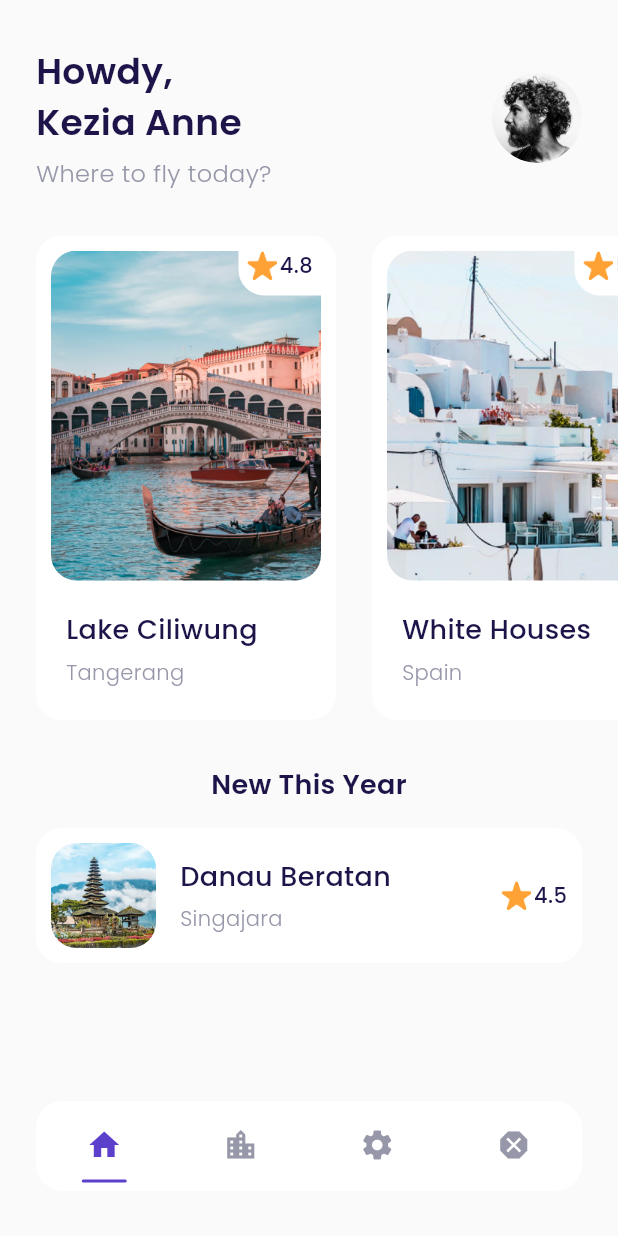
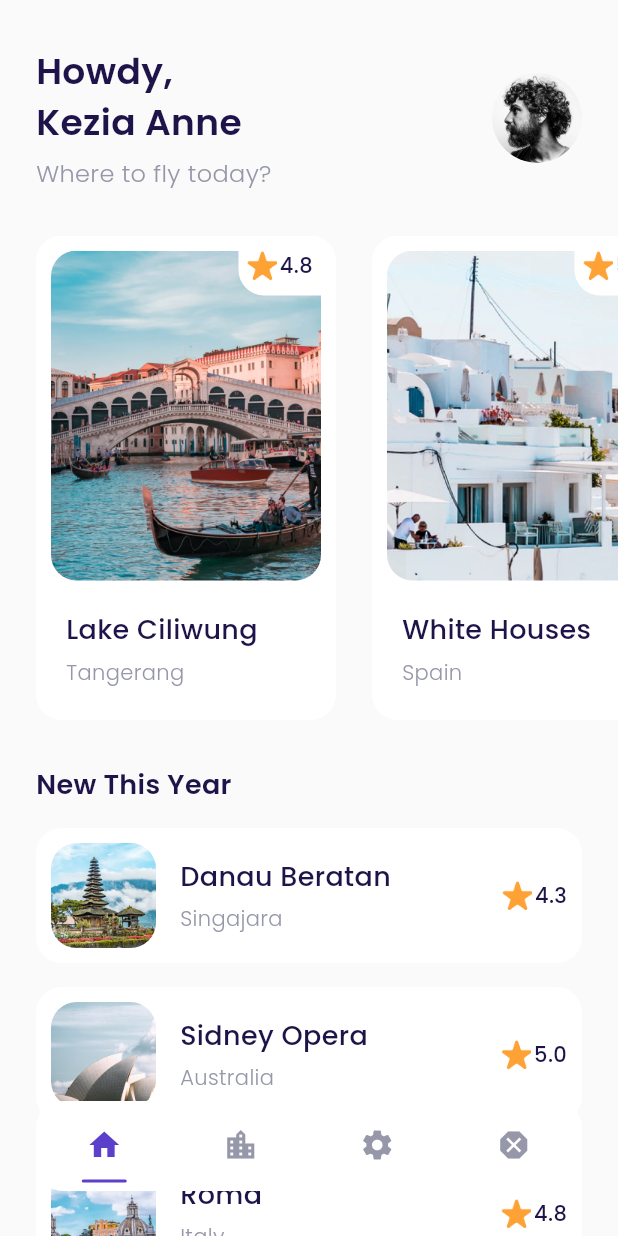
Before and after one commit to Jerry2204/airplane-mobile-flutter, a Flutter app: the MainPage screen opened by its route, on a phone screen of 412 x 824 dp. Run offline on Flutter 3.47's test engine with Material 3 defaults, Android fonts, the phone set to English and light mode, and no system bars; our stand-ins replace firebase_core, google_fonts; accounts and stored records are empty.

Commit message:
destination tile with parameter

```diff
--- a/lib/ui/pages/home_page.dart
+++ b/lib/ui/pages/home_page.dart
@@ -110,8 +110,10 @@ class HomePage extends StatelessWidget {
           top: 30,
           left: defaultMargin,
           right: defaultMargin,
+          bottom: 110,
         ),
         child: Column(
+          crossAxisAlignment: CrossAxisAlignment.start,
           children: [
             Text(
               'New This Year',
@@ -120,7 +122,30 @@ class HomePage extends StatelessWidget {
                 fontWeight: semiBold,
               ),
             ),
-            DestinationTile(),
+            DestinationTile(
+              imageUrl: 'assets/image_destination6.png',
+              title: 'Danau Beratan',
+              city: 'Singajara',
+              rating: 4.3,
+            ),
+            DestinationTile(
+              imageUrl: 'assets/image_destination7.png',
+              title: 'Sidney Opera',
+              city: 'Australia',
+              rating: 5.0,
+            ),
+            DestinationTile(
+              imageUrl: 'assets/image_destination8.png',
+              title: 'Roma',
+              city: 'Italy',
+              rating: 4.8,
+            ),
+            DestinationTile(
+              imageUrl: 'assets/image_destination8.png',
+              title: 'Roma',
+              city: 'Italy',
+              rating: 4.8,
+            ),
           ],
         ),
       );
--- a/lib/ui/widgets/destination_tile.dart
+++ b/lib/ui/widgets/destination_tile.dart
@@ -2,7 +2,18 @@ import 'package:airplane/shared/theme.dart';
 import 'package:flutter/material.dart';
 
 class DestinationTile extends StatelessWidget {
-  const DestinationTile({super.key});
+  final String imageUrl;
+  final String title;
+  final String city;
+  final double rating;
+
+  const DestinationTile({
+    super.key,
+    required this.imageUrl,
+    required this.title,
+    required this.city,
+    this.rating = 0.0,
+  });
 
   @override
   Widget build(BuildContext context) {
@@ -34,7 +45,7 @@ class DestinationTile extends StatelessWidget {
               image: DecorationImage(
                 fit: BoxFit.cover,
                 image: AssetImage(
-                  'assets/image_destination6.png',
+                  imageUrl,
                 ),
               ),
             ),
@@ -44,7 +55,7 @@ class DestinationTile extends StatelessWidget {
               crossAxisAlignment: CrossAxisAlignment.start,
               children: [
                 Text(
-                  'Danau Beratan',
+                  title,
                   style: blackTextStyle.copyWith(
                     fontSize: 18,
                     fontWeight: medium,
@@ -54,7 +65,7 @@ class DestinationTile extends StatelessWidget {
                   height: 5,
                 ),
                 Text(
-                  'Singajara',
+                  city,
                   style: grayTextStyle.copyWith(
                     fontWeight: light,
                   ),
@@ -81,7 +92,7 @@ class DestinationTile extends StatelessWidget {
                 ),
               ),
               Text(
-                '4.5',
+                rating.toString(),
                 style: blackTextStyle.copyWith(
                   fontWeight: medium,
                 ),
```
